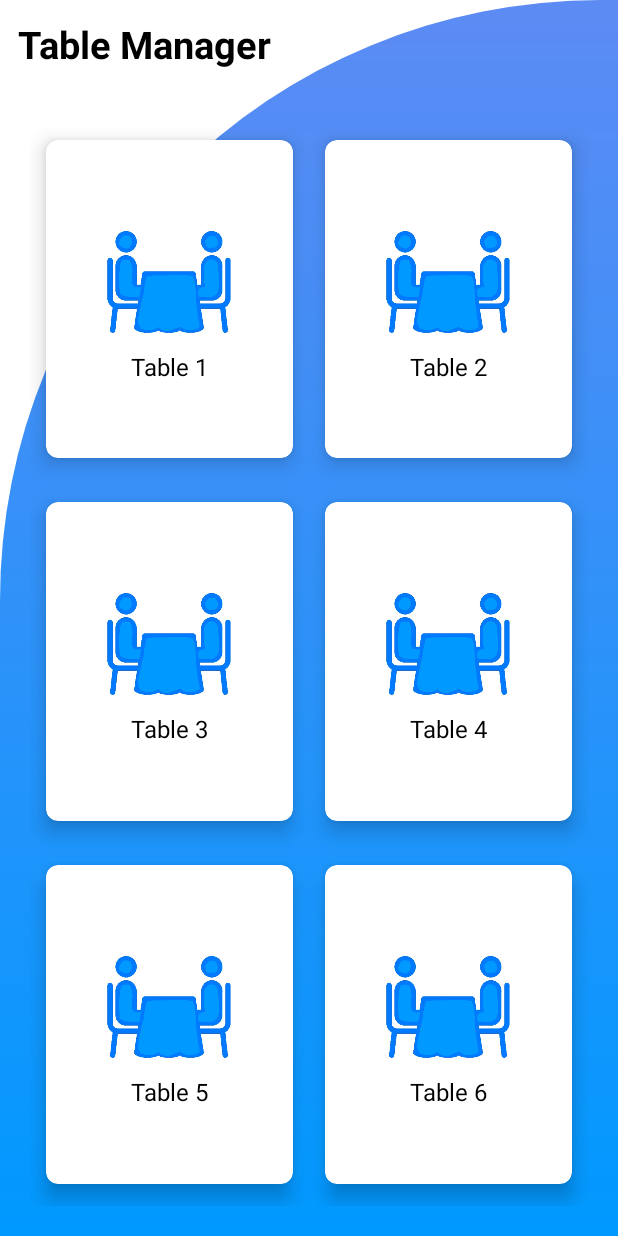
After one commit to phapzip1/Coffee-Cake, an Android app: the layout layout_table_food.xml on its own in the app's theme, with its tools: preview values and no code run, on a phone screen of 412 x 824 dp. The commit adds this screen. Run offline under Robolectric (Android 15) with nearby library versions, the phone set to English and light mode, and no system bars.

Commit message:
add files

```diff
--- /dev/null
+++ b/app/src/main/res/drawable/cut_card_bg.xml
@@ -0,0 +1,8 @@
+<?xml version="1.0" encoding="utf-8"?>
+<shape android:shape="rectangle" xmlns:android="http://schemas.android.com/apk/res/android">
+    <gradient android:startColor="#0099ff"
+        android:endColor="#5D8BF4"
+        android:angle="90"/>
+    <corners android:topLeftRadius="400dp"
+        android:topRightRadius="0dp"/>
+</shape>
--- /dev/null
+++ b/app/src/main/res/drawable/ic_bar_chart.xml
@@ -0,0 +1,5 @@
+<vector android:height="24dp" android:tint="#0099FF"
+    android:viewportHeight="24" android:viewportWidth="24"
+    android:width="24dp" xmlns:android="http://schemas.android.com/apk/res/android">
+    <path android:fillColor="@android:color/white" android:pathData="M5,9.2h3L8,19L5,19zM10.6,5h2.8v14h-2.8zM16.2,13L19,13v6h-2.8z"/>
+</vector>
--- /dev/null
+++ b/app/src/main/res/drawable/ic_restaurant_menu.xml
@@ -0,0 +1,5 @@
+<vector android:height="24dp" android:tint="#0099FF"
+    android:viewportHeight="24" android:viewportWidth="24"
+    android:width="24dp" xmlns:android="http://schemas.android.com/apk/res/android">
+    <path android:fillColor="@android:color/white" android:pathData="M8.1,13.34l2.83,-2.83L3.91,3.5c-1.56,1.56 -1.56,4.09 0,5.66l4.19,4.18zM14.88,11.53c1.53,0.71 3.68,0.21 5.27,-1.38 1.91,-1.91 2.28,-4.65 0.81,-6.12 -1.46,-1.46 -4.2,-1.1 -6.12,0.81 -1.59,1.59 -2.09,3.74 -1.38,5.27L3.7,19.87l1.41,1.41L12,14.41l6.88,6.88 1.41,-1.41L13.41,13l1.47,-1.47z"/>
+</vector>
--- /dev/null
+++ b/app/src/main/res/layout/layout_add_table_food.xml
@@ -0,0 +1,54 @@
+<?xml version="1.0" encoding="utf-8"?>
+<androidx.constraintlayout.widget.ConstraintLayout xmlns:android="http://schemas.android.com/apk/res/android"
+    android:orientation="vertical"
+    xmlns:app="http://schemas.android.com/apk/res-auto"
+    xmlns:tools="http://schemas.android.com/tools"
+    android:layout_width="match_parent"
+    android:layout_height="match_parent">
+
+    <TextView
+        android:id="@+id/tvAddTable"
+        android:layout_width="match_parent"
+        android:layout_height="wrap_content"
+        android:layout_margin="10dp"
+        android:layout_marginStart="32dp"
+        android:layout_marginEnd="32dp"
+        android:gravity="center"
+        android:text="Add Table Food"
+        android:textColor="@color/black"
+        android:textSize="25sp"
+        android:textStyle="bold"
+        app:layout_constraintEnd_toEndOf="parent"
+        app:layout_constraintStart_toStartOf="parent"
+        app:layout_constraintTop_toTopOf="parent" />
+    <EditText
+        android:id="@+id/edtAddTable"
+        android:layout_width="0dp"
+        android:layout_height="wrap_content"
+        android:layout_marginTop="12dp"
+        android:layout_marginStart="42dp"
+        android:layout_marginEnd="42dp"
+        android:background="@drawable/round_boder"
+        android:hint="Enter table name"
+        android:inputType="textPersonName"
+        android:padding="12dp"
+        app:layout_constraintEnd_toEndOf="parent"
+        app:layout_constraintStart_toStartOf="parent"
+        app:layout_constraintTop_toBottomOf="@+id/tvAddTable" />
+    <Button
+        android:id="@+id/btnInput"
+        android:layout_width="0dp"
+        android:layout_height="wrap_content"
+        android:layout_marginStart="42dp"
+        android:layout_marginTop="16dp"
+        android:layout_marginEnd="42dp"
+        android:background="@drawable/round_bg"
+        android:text="create table"
+        android:textStyle="bold"
+        app:layout_constraintEnd_toEndOf="parent"
+        app:layout_constraintHorizontal_bias="0.498"
+        app:layout_constraintStart_toStartOf="parent"
+        app:layout_constraintTop_toBottomOf="@+id/edtAddTable" />
+
+
+</androidx.constraintlayout.widget.ConstraintLayout>
--- /dev/null
+++ b/app/src/main/res/layout/layout_menu.xml
@@ -0,0 +1,6 @@
+<?xml version="1.0" encoding="utf-8"?>
+<androidx.constraintlayout.widget.ConstraintLayout xmlns:android="http://schemas.android.com/apk/res/android"
+    android:layout_width="match_parent"
+    android:layout_height="match_parent">
+
+</androidx.constraintlayout.widget.ConstraintLayout>
--- /dev/null
+++ b/app/src/main/res/layout/layout_table_food.xml
@@ -0,0 +1,231 @@
+<?xml version="1.0" encoding="utf-8"?>
+<RelativeLayout xmlns:android="http://schemas.android.com/apk/res/android"
+    xmlns:tools="http://schemas.android.com/tools"
+    android:background="@drawable/cut_card_bg"
+    xmlns:app="http://schemas.android.com/apk/res-auto"
+    android:layout_width="match_parent"
+    android:layout_height="match_parent">
+    <TextView
+        android:id="@+id/idTextview"
+        android:textColor="@color/black"
+        android:layout_margin="12dp"
+        android:text="Table Manager"
+        android:textStyle="bold"
+        android:textSize="25sp"
+        android:layout_width="wrap_content"
+        android:layout_height="wrap_content"/>
+    <GridLayout
+        android:layout_width="match_parent"
+        android:layout_height="match_parent"
+        android:layout_below="@id/idTextview"
+        android:layout_marginTop="20dp"
+        android:layout_margin="20dp"
+        android:columnCount="2"
+        android:rowCount="3">
+
+        <androidx.cardview.widget.CardView
+            android:id="@+id/cardTable1"
+            android:layout_rowWeight="1"
+            android:layout_columnWeight="1"
+            app:cardElevation="8dp"
+            app:cardCornerRadius="8dp"
+            android:layout_row="0"
+            android:layout_column="0"
+            app:cardUseCompatPadding="true"
+            android:layout_width="wrap_content"
+            android:layout_height="wrap_content"
+            android:layout_gravity="fill">
+            <LinearLayout
+                android:orientation="vertical"
+                android:gravity="center"
+                android:layout_gravity="center_vertical|center_horizontal"
+                android:layout_width="wrap_content"
+                android:layout_height="wrap_content">
+                <ImageView
+                    android:src="@drawable/ic_table_blue"
+                    android:layout_width="90dp"
+                    android:layout_height="90dp"/>
+                <TextView
+                    android:text="Table 1"
+                    android:textColor="@color/black"
+                    android:textSize="16sp"
+                    android:layout_width="wrap_content"
+                    android:layout_height="wrap_content"/>
+
+            </LinearLayout>
+
+        </androidx.cardview.widget.CardView>
+        <androidx.cardview.widget.CardView
+            android:id="@+id/cardChat"
+
+            android:layout_rowWeight="1"
+            android:layout_columnWeight="1"
+            app:cardElevation="8dp"
+            app:cardCornerRadius="8dp"
+            android:layout_row="0"
+            android:layout_column="1"
+            app:cardUseCompatPadding="true"
+            android:layout_width="wrap_content"
+            android:layout_height="wrap_content"
+            android:layout_gravity="fill">
+            <LinearLayout
+                android:orientation="vertical"
+                android:gravity="center"
+                android:layout_gravity="center_vertical|center_horizontal"
+                android:layout_width="wrap_content"
+                android:layout_height="wrap_content">
+                <ImageView
+                    android:src="@drawable/ic_table_blue"
+                    android:layout_width="90dp"
+                    android:layout_height="90dp"/>
+                <TextView
+                    android:text="Table 2"
+                    android:textColor="@color/black"
+                    android:textSize="16sp"
+                    android:layout_width="wrap_content"
+                    android:layout_height="wrap_content"/>
+
+            </LinearLayout>
+
+        </androidx.cardview.widget.CardView>
+        <androidx.cardview.widget.CardView
+            android:id="@+id/cardProfile"
+
+            android:layout_rowWeight="1"
+            android:layout_columnWeight="1"
+            app:cardElevation="8dp"
+            app:cardCornerRadius="8dp"
+            android:layout_row="1"
+            android:layout_column="0"
+            app:cardUseCompatPadding="true"
+            android:layout_width="wrap_content"
+            android:layout_height="wrap_content"
+            android:layout_gravity="fill">
+            <LinearLayout
+                android:orientation="vertical"
+                android:gravity="center"
+                android:layout_gravity="center_vertical|center_horizontal"
+                android:layout_width="wrap_content"
+                android:layout_height="wrap_content">
+                <ImageView
+                    android:src="@drawable/ic_table_blue"
+                    android:layout_width="90dp"
+                    android:layout_height="90dp"/>
+                <TextView
+                    android:text="Table 3"
+                    android:textColor="@color/black"
+                    android:textSize="16sp"
+                    android:layout_width="wrap_content"
+                    android:layout_height="wrap_content"/>
+
+            </LinearLayout>
+
+        </androidx.cardview.widget.CardView>
+        <androidx.cardview.widget.CardView
+            android:id="@+id/cardWidgets"
+
+            android:layout_rowWeight="1"
+            android:layout_columnWeight="1"
+            app:cardElevation="8dp"
+            app:cardCornerRadius="8dp"
+            android:layout_row="1"
+            android:layout_column="1"
+            app:cardUseCompatPadding="true"
+            android:layout_width="wrap_content"
+            android:layout_height="wrap_content"
+            android:layout_gravity="fill">
+            <LinearLayout
+                android:orientation="vertical"
+                android:gravity="center"
+                android:layout_gravity="center_vertical|center_horizontal"
+                android:layout_width="wrap_content"
+                android:layout_height="wrap_content">
+                <ImageView
+                    android:src="@drawable/ic_table_blue"
+                    android:layout_width="90dp"
+                    android:layout_height="90dp"/>
+                <TextView
+                    android:text="Table 4"
+                    android:textColor="@color/black"
+                    android:textSize="16sp"
+                    android:layout_width="wrap_content"
+                    android:layout_height="wrap_content"/>
+
+            </LinearLayout>
+
+        </androidx.cardview.widget.CardView>
+        <androidx.cardview.widget.CardView
+            android:id="@+id/cardSettings"
+
+            android:layout_rowWeight="1"
+            android:layout_columnWeight="1"
+            app:cardElevation="8dp"
+            app:cardCornerRadius="8dp"
+            android:layout_row="2"
+            android:layout_column="0"
+            app:cardUseCompatPadding="true"
+            android:layout_width="wrap_content"
+            android:layout_height="wrap_content"
+            android:layout_gravity="fill">
+            <LinearLayout
+                android:orientation="vertical"
+                android:gravity="center"
+                android:layout_gravity="center_vertical|center_horizontal"
+                android:layout_width="wrap_content"
+                android:layout_height="wrap_content">
+                <ImageView
+                    android:src="@drawable/ic_table_blue"
+                    android:layout_width="90dp"
+                    android:layout_height="90dp"/>
+                <TextView
+                    android:text="Table 5"
+                    android:textColor="@color/black"
+                    android:textSize="16sp"
+                    android:layout_width="wrap_content"
+                    android:layout_height="wrap_content"/>
+
+            </LinearLayout>
+
+        </androidx.cardview.widget.CardView>
+
+        <androidx.cardview.widget.CardView
+            android:id="@+id/cardHelp"
+
+            android:layout_rowWeight="1"
+            android:layout_columnWeight="1"
+            app:cardElevation="8dp"
+            app:cardCornerRadius="8dp"
+            android:layout_row="2"
+            android:layout_column="1"
+            app:cardUseCompatPadding="true"
+            android:layout_width="wrap_content"
+            android:layout_height="wrap_content"
+            android:layout_gravity="fill">
+            <LinearLayout
+                android:orientation="vertical"
+                android:gravity="center"
+                android:layout_gravity="center_vertical|center_horizontal"
+                android:layout_width="wrap_content"
+                android:layout_height="wrap_content">
+                <ImageView
+                    android:src="@drawable/ic_table_blue"
+                    android:layout_width="90dp"
+                    android:layout_height="90dp"/>
+                <TextView
+                    android:text="Table 6"
+                    android:textColor="@color/black"
+                    android:textSize="16sp"
+                    android:layout_width="wrap_content"
+                    android:layout_height="wrap_content"/>
+
+            </LinearLayout>
+
+        </androidx.cardview.widget.CardView>
+
+
+
+
+
+    </GridLayout>
+
+</RelativeLayout>
--- a/app/src/main/res/menu/menu.xml
+++ b/app/src/main/res/menu/menu.xml
@@ -6,15 +6,30 @@
         android:icon="@drawable/ic_home"
         android:title="Home" />
     <item
-        android:id="@+id/menuProfile"
-        android:icon="@drawable/ic_person"
-        android:title="Profile" />
-    <item
-        android:id="@+id/menuSettings"
-        android:icon="@drawable/ic_settings"
-        android:title="Settings" />
-    <item
-        android:id="@+id/menuHelp"
-        android:icon="@drawable/ic_help"
-        android:title="Help" />
+        android:id="@+id/menuStatistic"
+        android:icon="@drawable/ic_bar_chart"
+        android:title="Statistic" />
+    <item android:title="Manage">
+        <menu>
+            <item
+                android:id="@+id/menuFoodTable"
+                android:icon="@drawable/ic_table_blue"
+                android:title="Food Table" />
+            <item
+                android:id="@+id/menuMenu"
+                android:icon="@drawable/ic_restaurant_menu"
+                android:title="Menu" />
+            <item
+                android:id="@+id/menuStaff"
+                android:icon="@drawable/ic_person"
+                android:title="Staff" />
+
+
+        </menu>
+
+    </item>
+
+
+
+
 </menu>
```
Also changed, not shown: app/src/main/res/drawable/ic_table.jpg (added), app/src/main/res/drawable/ic_table1.png (added), app/src/main/res/drawable/ic_table_blue.jpg (added).
